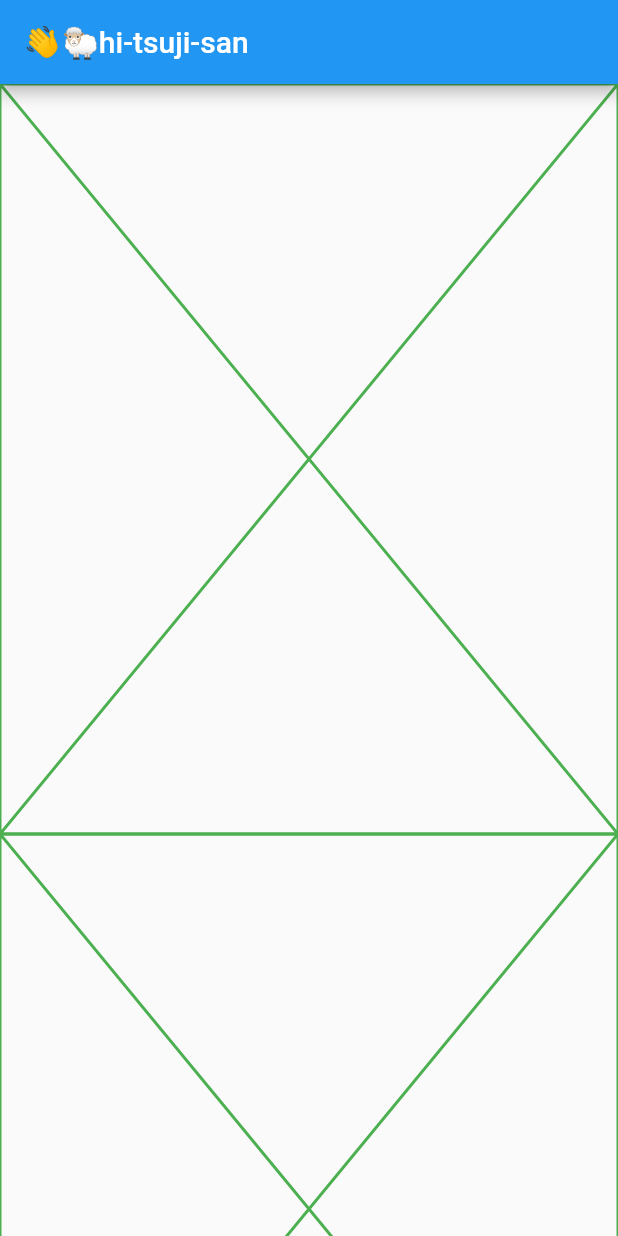
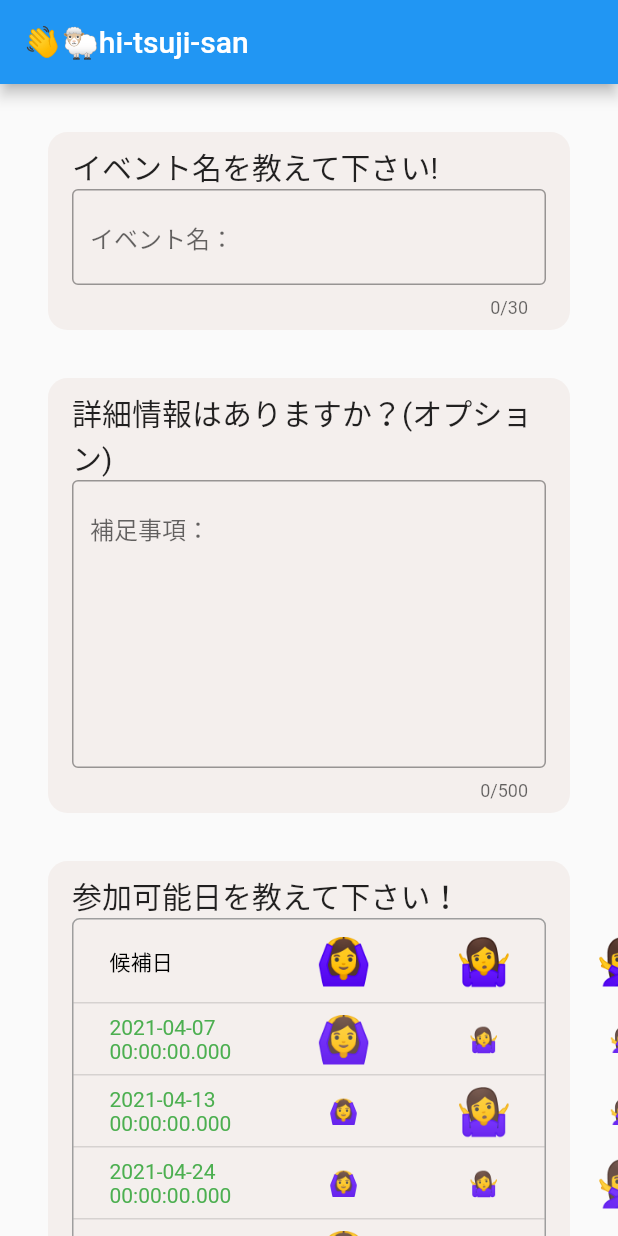
Before and after one commit to gyvm/hi-tsujisan-flutter, a Flutter app: the screen it shows after launch, on a phone screen of 412 x 824 dp. Run offline on Flutter 3.47's test engine with Material 2 defaults, Android fonts, the phone set to English and light mode, and no system bars.

Commit message:
参加可能日入力画面の追加

```diff
--- a/lib/main.dart
+++ b/lib/main.dart
@@ -1,5 +1,5 @@
 import 'package:flutter/material.dart';
-import './screens/create_event_screen.dart';
+// import './screens/create_event_screen.dart';
 import './screens/guest_screen.dart';
 
 void main() {
--- a/lib/screens/guest_screen.dart
+++ b/lib/screens/guest_screen.dart
@@ -1,4 +1,8 @@
 import 'package:flutter/material.dart';
+
+import '../widgets/guest_screen/possible_dates_table.dart';
+import '../widgets/guest_screen/nickname_form.dart';
+import '../widgets/guest_screen/submit_button.dart';
 
 class GuestScreen extends StatelessWidget {
   @override
@@ -22,22 +26,9 @@ class GuestScreen extends StatelessWidget {
                   ),
                   child: Column(
                     children: [
-                      Placeholder(
-                        color: Colors.green,
-                        fallbackHeight: 500,
-                      ),
-                      Placeholder(
-                        color: Colors.green,
-                        fallbackHeight: 500,
-                      ),
-                      Placeholder(
-                        color: Colors.green,
-                        fallbackHeight: 500,
-                      ),
-                      Placeholder(
-                        color: Colors.green,
-                        fallbackHeight: 500,
-                      ),
+                      NicknameForm(),
+                      PossibleDatesTable(),
+                      SubmitButton(),
                     ],
                   ),
                 ),
--- /dev/null
+++ b/lib/widgets/guest_screen/nickname_form.dart
@@ -0,0 +1,81 @@
+import 'package:flutter/material.dart';
+
+import '../../common/h2text.dart';
+import '../../common/hexcolor.dart';
+
+class NicknameForm extends StatelessWidget {
+  @override
+  Widget build(BuildContext context) {
+    return Container(
+      child: Column(
+        children: [
+          Padding(
+            padding: const EdgeInsets.all(32),
+            child: _nicknameContainer(),
+          ),
+          Padding(
+            padding:
+                const EdgeInsets.only(left: 32, bottom: 0, top: 0, right: 32),
+            child: _commentContainer(),
+          ),
+        ],
+      ),
+    );
+  }
+
+  Widget _nicknameContainer() {
+    return Container(
+      padding: EdgeInsets.only(left: 16, bottom: 8, top: 8, right: 16),
+      width: double.infinity,
+      decoration: BoxDecoration(
+        borderRadius: BorderRadius.circular(13),
+        color: HexColor('#F4EFED'),
+      ),
+      child: Column(children: [
+        H2Text(text: 'イベント名を教えて下さい!'),
+        Form(
+          child: TextFormField(
+            maxLength: 30,
+            decoration: InputDecoration(
+              border: OutlineInputBorder(),
+              hintText: "イベント名：",
+            ),
+            onChanged: (text) {
+              if (text.length > 0) {
+              } else {}
+            },
+          ),
+        ),
+      ]),
+    );
+  }
+
+  Widget _commentContainer() {
+    return Container(
+      padding: EdgeInsets.only(left: 16, bottom: 8, top: 8, right: 16),
+      // constraints: BoxConstraints.tightFor(height: 150),
+      width: double.infinity,
+      decoration: BoxDecoration(
+        borderRadius: BorderRadius.circular(13),
+        color: HexColor('#F4EFED'),
+      ),
+      child: Column(children: [
+        H2Text(text: '詳細情報はありますか？(オプション)'),
+        Form(
+          child: TextFormField(
+            maxLines: 8,
+            maxLength: 500,
+            decoration: InputDecoration(
+              border: OutlineInputBorder(),
+              hintText: "補足事項：",
+            ),
+            onChanged: (text) {
+              if (text.length > 0) {
+              } else {}
+            },
+          ),
+        ),
+      ]),
+    );
+  }
+}
--- /dev/null
+++ b/lib/widgets/guest_screen/possible_dates_table.dart
@@ -0,0 +1,173 @@
+import 'package:flutter/material.dart';
+
+import '../../common/h2text.dart';
+import '../../common/hexcolor.dart';
+
+class PossibleDatesTable extends StatefulWidget {
+  @override
+  _PossibleDatesTableState createState() => _PossibleDatesTableState();
+}
+
+class _PossibleDatesTableState extends State<PossibleDatesTable> {
+  static const List<String> possibleDates = [
+    "2021-04-07 00:00:00.000",
+    "2021-04-13 00:00:00.000",
+    "2021-04-24 00:00:00.000",
+    "2021-04-28 00:00:00.000"
+  ];
+
+  Map<String, int> markedPossibleDates = {
+    "2021-04-07 00:00:00.000": 1,
+    "2021-04-13 00:00:00.000": 2,
+    "2021-04-24 00:00:00.000": 3,
+    "2021-04-28 00:00:00.000": 1,
+  };
+
+  List<bool> selected =
+      List<bool>.generate(possibleDates.length, (int index) => false);
+
+  // void _selectbutton(String mapKey, int pickNum) {
+  //   markedPossibleDates[mapKey] = pickNum;
+  //   print(markedPossibleDates);
+  // }
+
+  @override
+  Widget build(BuildContext context) {
+    return Padding(
+      padding: const EdgeInsets.all(32),
+      child: Container(
+        padding: EdgeInsets.only(left: 16, bottom: 8, top: 8, right: 16),
+        decoration: BoxDecoration(
+          color: HexColor('#F4EFED'),
+          borderRadius: BorderRadius.circular(13),
+        ),
+        child: Column(
+          children: [
+            H2Text(text: '参加可能日を教えて下さい！'),
+            _tableContainer(),
+          ],
+        ),
+      ),
+    );
+  }
+
+  Widget _tableContainer() {
+    return Container(
+      decoration: BoxDecoration(
+        color: Colors.transparent,
+        border: Border.all(color: Colors.grey),
+        borderRadius: BorderRadius.circular(5),
+      ),
+      child: DataTable(
+        showBottomBorder: true,
+        // headingRowColor:
+        //     MaterialStateColor.resolveWith((states) => Colors.blue),
+        columns: const <DataColumn>[
+          DataColumn(
+            label: Text('候補日'),
+          ),
+          DataColumn(
+            label: Center(
+              child: Text(
+                '🙆‍♀️',
+                style: TextStyle(fontSize: 30.0),
+                textAlign: TextAlign.center,
+              ),
+            ),
+          ),
+          DataColumn(
+            label: Center(
+              child: Text(
+                '🤷‍♀️',
+                style: TextStyle(fontSize: 30.0),
+                textAlign: TextAlign.center,
+              ),
+            ),
+          ),
+          DataColumn(
+            label: Center(
+              child: Text(
+                '🙅‍♀️',
+                style: TextStyle(fontSize: 30.0),
+                textAlign: TextAlign.center,
+              ),
+            ),
+          ),
+        ],
+        rows: List<DataRow>.generate(
+          possibleDates.length,
+          (int index) => DataRow(
+            cells: <DataCell>[
+              DataCell(Text(
+                possibleDates[index],
+                style: TextStyle(
+                  color: Colors.green,
+                ),
+              )),
+              DataCell(
+                Center(
+                  child: Text(
+                    '🙆‍♀️',
+                    // style: TextStyle(fontSize: 30.0),
+                    style: (markedPossibleDates[possibleDates[index]] == 1)
+                        ? TextStyle(fontSize: 30.0)
+                        : TextStyle(fontSize: 16.0),
+                    textAlign: TextAlign.center,
+                  ),
+                ),
+                onTap: () {
+                  setState(() {
+                    markedPossibleDates[possibleDates[index]] = 1;
+                    print(markedPossibleDates);
+                  });
+                  // _selectbutton(arg, 1);
+                },
+              ),
+              DataCell(
+                Center(
+                  child: Text(
+                    '🤷‍♀️',
+                    style: (markedPossibleDates[possibleDates[index]] == 2)
+                        ? TextStyle(fontSize: 30.0)
+                        : TextStyle(fontSize: 16.0),
+                    textAlign: TextAlign.center,
+                  ),
+                ),
+                onTap: () {
+                  setState(() {
+                    markedPossibleDates[possibleDates[index]] = 2;
+                    print(markedPossibleDates);
+                  });
+                },
+              ),
+              DataCell(
+                Center(
+                  child: Text(
+                    '🙅‍♀️',
+                    style: (markedPossibleDates[possibleDates[index]] == 3)
+                        ? TextStyle(fontSize: 30.0)
+                        : TextStyle(fontSize: 16.0),
+                  ),
+                ),
+                onTap: () {
+                  setState(() {
+                    markedPossibleDates[possibleDates[index]] = 3;
+                    print(markedPossibleDates);
+                  });
+                },
+              ),
+            ],
+            // selected: selected[index],
+            // onSelectChanged: (bool value) {
+            //   setState(() {
+            //     selected[index] = value;
+            //   });
+            // },
+          ),
+        ),
+      ),
+    );
+  }
+}
+
+// (new) DataTable DataTable({Key? key, required List<DataColumn> columns, int? sortColumnIndex, bool sortAscending = true, void Function(bool?)? onSelectAll, Decoration? decoration, MaterialStateProperty<Color?>? dataRowColor, double? dataRowHeight, TextStyle? dataTextStyle, MaterialStateProperty<Color?>? headingRowColor, double? headingRowHeight, TextStyle? headingTextStyle, double? horizontalMargin, double? columnSpacing, bool showCheckboxColumn = true, bool showBottomBorder = false, double? dividerThickness, required List<DataRow> rows})
```
Also changed, not shown: lib/widgets/guest_screen/submit_button.dart (added, +97 -0 lines).
